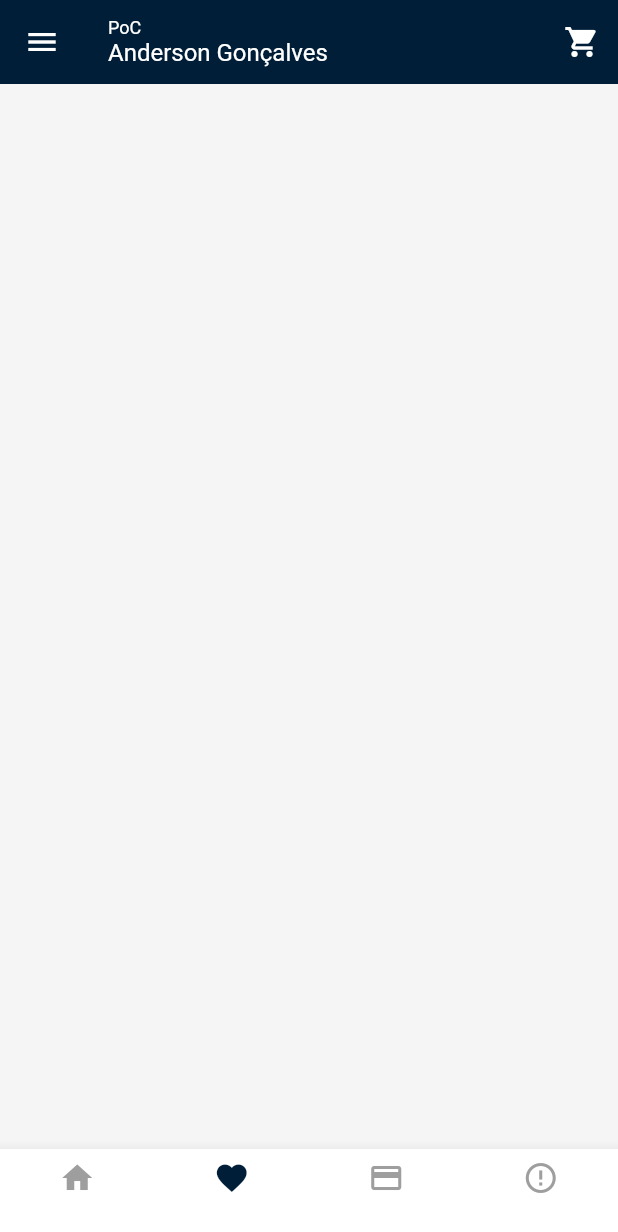
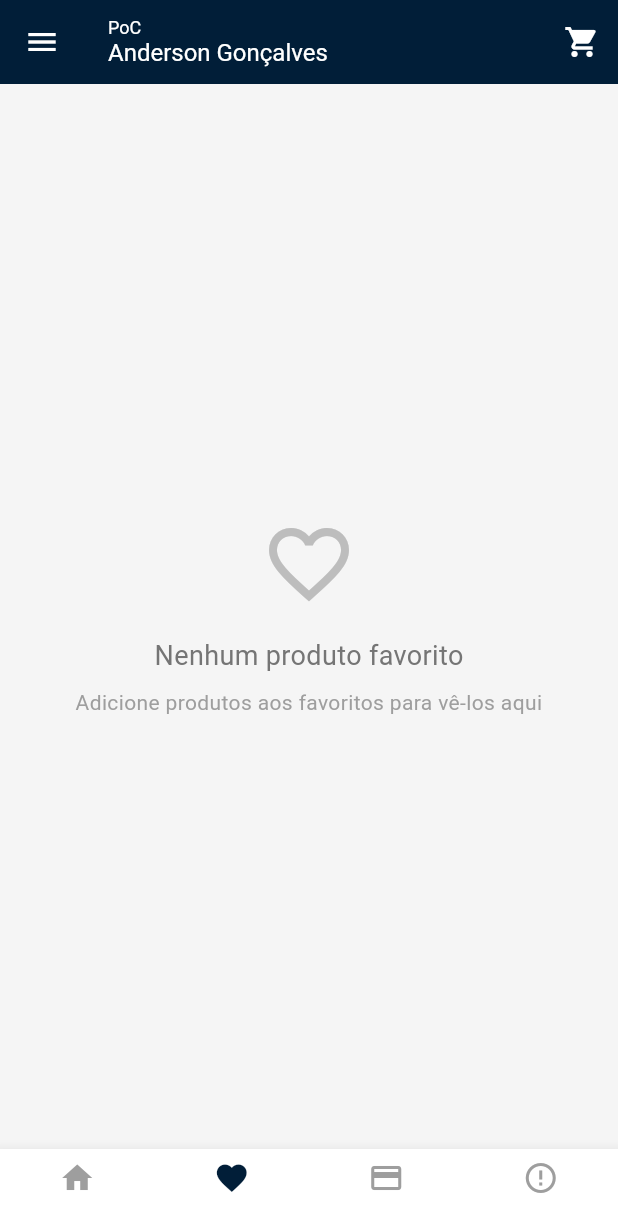
Before and after one commit to AndersonGoncalves/catalogo_produto_bloc_cubit_poc, a Flutter app: the screen it shows once a user with an empty profile is signed in, item 2 of the bottom bar chosen, on a phone screen of 412 x 824 dp. Shown: the top 1232 px of the screen. Run offline on Flutter 3.47's test engine with Material 3 defaults, Android fonts, the phone set to English and light mode, and no system bars; our stand-ins replace currency_text_input_formatter, firebase_auth, firebase_core, flutter_bloc, flutter_signin_button, google_fonts and 2 more; missing offline and left inert: validatorless; accounts and stored records are empty; network calls fail; Roboto replaces fonts that are missing (Mandali).

Commit message:
feat: Implementado funcionalidade de favoritos para produtos, incluindo toggle e exibição na página de favoritos

```diff
--- a/lib/app/core/models/produto.dart
+++ b/lib/app/core/models/produto.dart
@@ -12,6 +12,7 @@ class Produto {
   final String? codigoBarras;
   final int? quantidadeEmEstoque;
   final List<String>? fotos;
+  final bool isFavorito;
 
   Produto({
     required this.id,
@@ -24,6 +25,7 @@ class Produto {
     this.codigoBarras,
     this.quantidadeEmEstoque = 0,
     this.fotos = const [],
+    this.isFavorito = false,
   });
 
   Produto copyWith({
@@ -37,6 +39,7 @@ class Produto {
     ValueGetter<String?>? codigoBarras,
     int? quantidadeEmEstoque,
     ValueGetter<List<String>?>? fotos,
+    bool? isFavorito,
   }) {
     return Produto(
       id: id ?? this.id,
@@ -49,6 +52,7 @@ class Produto {
       codigoBarras: codigoBarras != null ? codigoBarras() : this.codigoBarras,
       quantidadeEmEstoque: quantidadeEmEstoque ?? this.quantidadeEmEstoque,
       fotos: fotos != null ? fotos() : this.fotos,
+      isFavorito: isFavorito ?? this.isFavorito,
     );
   }
 
@@ -66,6 +70,7 @@ class Produto {
       'fotos': fotos != null
           ? fotos!.map((item) => {'url': item}).toList()
           : '',
+      'isFavorito': isFavorito,
     };
   }
 
@@ -78,6 +83,7 @@ class Produto {
       nome: map['nome'].toString(),
       descricao: map['descricao']?.toString(),
       marca: map['marca']?.toString(),
+      isFavorito: map['isFavorito'] ?? false,
       precoDeVenda: load
           ? map['precoDeVenda']?.toDouble() ?? 0.0
           : double.tryParse(
@@ -138,7 +144,8 @@ class Produto {
         other.precoDeVenda == precoDeVenda &&
         other.codigoBarras == codigoBarras &&
         other.quantidadeEmEstoque == quantidadeEmEstoque &&
-        listEquals(other.fotos, fotos);
+        listEquals(other.fotos, fotos) &&
+        other.isFavorito == isFavorito;
   }
 
   @override
@@ -152,6 +159,7 @@ class Produto {
         precoDeVenda.hashCode ^
         codigoBarras.hashCode ^
         quantidadeEmEstoque.hashCode ^
-        fotos.hashCode;
+        fotos.hashCode ^
+        isFavorito.hashCode;
   }
 }
--- a/lib/app/modules/home/home_page.dart
+++ b/lib/app/modules/home/home_page.dart
@@ -9,6 +9,7 @@ import 'package:catalogo_produto_poc/app/modules/carrinho/page/carrinho_badgee.d
 import 'package:catalogo_produto_poc/app/modules/carrinho/cubit/carrinho_state.dart';
 import 'package:catalogo_produto_poc/app/modules/usuario/cubit/usuario_controller.dart';
 import 'package:catalogo_produto_poc/app/modules/carrinho/cubit/carrinho_controller.dart';
+import 'package:catalogo_produto_poc/app/modules/produto/page/produto_favoritos_page.dart';
 
 class HomePage extends StatefulWidget {
   const HomePage({super.key});
@@ -36,7 +37,7 @@ class _HomePageState extends State<HomePage> {
           produtoPageMode: ProdutoPageMode.grid,
         ),
       },
-      {'title': '', 'page': const SizedBox()},
+      {'title': '', 'page': const ProdutoFavoritosPage()},
       {'title': '', 'page': const SizedBox()},
       {'title': '', 'page': const WidgetAboutPage(comAppBar: false)},
     ];
--- a/lib/app/modules/produto/cubit/produto_controller.dart
+++ b/lib/app/modules/produto/cubit/produto_controller.dart
@@ -11,6 +11,22 @@ class ProdutoController extends Cubit<ProdutoState> {
       super(ProdutoState());
 
   List<Produto> get produtos => state.produtos;
+
+  List<Produto> get produtosFavoritos => _produtoService.produtosFavoritos;
+
+  Future<void> toggleFavorito(String produtoId, bool isFavorito) async {
+    try {
+      await _produtoService.toggleFavorito(produtoId, isFavorito);
+      emit(state.copyWith(produtos: _produtoService.produtos, success: true));
+    } catch (e) {
+      emit(
+        state.copyWith(
+          error: 'Erro ao atualizar favorito: ${e.toString()}',
+          success: false,
+        ),
+      );
+    }
+  }
 
   Future<void> load() async {
     emit(state.copyWith(error: null, success: false, isLoading: true));
--- a/lib/app/modules/produto/page/produto_detail_page.dart
+++ b/lib/app/modules/produto/page/produto_detail_page.dart
@@ -5,8 +5,10 @@ import 'package:catalogo_produto_poc/app/core/models/produto.dart';
 import 'package:catalogo_produto_poc/app/core/constants/rotas.dart';
 import 'package:catalogo_produto_poc/app/core/ui/format_currency.dart';
 import 'package:catalogo_produto_poc/app/core/ui/theme_extensions.dart';
+import 'package:catalogo_produto_poc/app/modules/produto/cubit/produto_state.dart';
 import 'package:catalogo_produto_poc/app/modules/carrinho/page/carrinho_badgee.dart';
 import 'package:catalogo_produto_poc/app/modules/carrinho/cubit/carrinho_state.dart';
+import 'package:catalogo_produto_poc/app/modules/produto/cubit/produto_controller.dart';
 import 'package:catalogo_produto_poc/app/modules/carrinho/cubit/carrinho_controller.dart';
 
 class ProdutoDetailPage extends StatefulWidget {
@@ -244,6 +246,30 @@ class _ProdutoDetailPageState extends State<ProdutoDetailPage> {
               ),
             ),
             actions: [
+              BlocBuilder<ProdutoController, ProdutoState>(
+                builder: (context, state) {
+                  final produto = state.produtos.firstWhere(
+                    (p) => p.id == widget.produto.id,
+                    orElse: () => widget.produto,
+                  );
+
+                  return IconButton(
+                    onPressed: () {
+                      context.read<ProdutoController>().toggleFavorito(
+                        produto.id,
+                        !produto.isFavorito,
+                      );
+                    },
+                    icon: Icon(
+                      produto.isFavorito
+                          ? Icons.favorite
+                          : Icons.favorite_border,
+                      color: produto.isFavorito ? context.tertiaryColor : null,
+                    ),
+                  );
+                },
+              ),
+
               BlocBuilder<CarrinhoController, CarrinhoState>(
                 builder: (context, state) {
                   if (state.error != null && state.error!.isNotEmpty) {
--- /dev/null
+++ b/lib/app/modules/produto/page/produto_favoritos_page.dart
@@ -0,0 +1,95 @@
+import 'package:flutter/material.dart';
+import 'package:flutter_bloc/flutter_bloc.dart';
+import 'package:catalogo_produto_poc/app/core/ui/theme_extensions.dart';
+import 'package:catalogo_produto_poc/app/core/widget/widget_loading_page.dart';
+import 'package:catalogo_produto_poc/app/modules/produto/page/produto_grid.dart';
+import 'package:catalogo_produto_poc/app/modules/produto/cubit/produto_state.dart';
+import 'package:catalogo_produto_poc/app/modules/produto/cubit/produto_controller.dart';
+
+class ProdutoFavoritosPage extends StatefulWidget {
+  const ProdutoFavoritosPage({super.key});
+
+  @override
+  State<ProdutoFavoritosPage> createState() => _ProdutoFavoritosPageState();
+}
+
+class _ProdutoFavoritosPageState extends State<ProdutoFavoritosPage> {
+  @override
+  void initState() {
+    super.initState();
+    WidgetsBinding.instance.addPostFrameCallback((_) {
+      context.read<ProdutoController>().load();
+    });
+  }
+
+  @override
+  Widget build(BuildContext context) {
+    return BlocBuilder<ProdutoController, ProdutoState>(
+      builder: (context, state) {
+        if (state.isLoading) {
+          return WidgetLoadingPage(
+            label: 'Carregando favoritos...',
+            labelColor: Theme.of(context).colorScheme.primary,
+            backgroundColor: Theme.of(context).canvasColor,
+          );
+        }
+
+        final produtosFavoritos = context
+            .read<ProdutoController>()
+            .produtosFavoritos;
+
+        return Column(
+          children: [
+            produtosFavoritos.isEmpty
+                ? const SizedBox.shrink()
+                : Container(
+                    width: double.infinity,
+                    padding: const EdgeInsets.all(16),
+                    child: Text(
+                      'Seus Produtos Favoritos estão aqui!',
+                      style: TextStyle(
+                        fontSize: 18,
+                        fontWeight: FontWeight.bold,
+                        color: context.primaryColor,
+                      ),
+                    ),
+                  ),
+            Expanded(
+              child: produtosFavoritos.isEmpty
+                  ? Center(
+                      child: Column(
+                        mainAxisAlignment: MainAxisAlignment.center,
+                        children: [
+                          Icon(
+                            Icons.favorite_border,
+                            size: 64,
+                            color: Colors.grey[400],
+                          ),
+                          const SizedBox(height: 16),
+                          Text(
+                            'Nenhum produto favorito',
+                            style: TextStyle(
+                              fontSize: 18,
+                              color: Colors.grey[600],
+                            ),
+                          ),
+                          const SizedBox(height: 8),
+                          Text(
+                            'Adicione produtos aos favoritos para vê-los aqui',
+                            style: TextStyle(
+                              fontSize: 14,
+                              color: Colors.grey[500],
+                            ),
+                            textAlign: TextAlign.center,
+                          ),
+                        ],
+                      ),
+                    )
+                  : ProdutoGrid(produtos: produtosFavoritos),
+            ),
+          ],
+        );
+      },
+    );
+  }
+}
--- a/lib/app/modules/produto/page/produto_grid_item.dart
+++ b/lib/app/modules/produto/page/produto_grid_item.dart
@@ -27,6 +27,9 @@ class _ProdutoGridItemState extends State<ProdutoGridItem> {
       borderRadius: BorderRadius.circular(5),
       child: GridTile(
         footer: GridTileBar(
+          leading: widget._produto.isFavorito
+              ? Icon(Icons.favorite, color: context.tertiaryColor, size: 20)
+              : null,
           backgroundColor: Colors.white,
           title: Text(
             widget._produto.nome,
--- a/lib/app/repositories/produto/produto_repository.dart
+++ b/lib/app/repositories/produto/produto_repository.dart
@@ -2,6 +2,8 @@ import 'package:catalogo_produto_poc/app/core/models/produto.dart';
 
 abstract interface class ProdutoRepository {
   List<Produto> get produtos;
+  List<Produto> get produtosFavoritos;
+  Future<void> toggleFavorito(String produtoId, bool isFavorito);
   void add(Produto model);
   Future<void> get();
   Future<void> post(Produto model);
--- a/lib/app/repositories/produto/produto_repository_impl.dart
+++ b/lib/app/repositories/produto/produto_repository_impl.dart
@@ -15,6 +15,37 @@ class ProdutoRepositoryImpl implements ProdutoRepository {
 
   @override
   List<Produto> get produtos => [..._produtos];
+
+  @override
+  List<Produto> get produtosFavoritos {
+    return _produtos.where((produto) => produto.isFavorito).toList();
+  }
+
+  @override
+  Future<void> toggleFavorito(String produtoId, bool isFavorito) async {
+    try {
+      final index = _produtos.indexWhere((produto) => produto.id == produtoId);
+      if (index != -1) {
+        _produtos[index] = _produtos[index].copyWith(isFavorito: isFavorito);
+
+        final response = await http.patch(
+          Uri.parse('${Url.firebase().produto}/$produtoId.json?auth=$_token'),
+          body: jsonEncode({'isFavorito': isFavorito}),
+          headers: {'Content-Type': 'application/json'},
+        );
+
+        if (response.statusCode >= 400) {
+          _produtos[index] = _produtos[index].copyWith(isFavorito: !isFavorito);
+          throw HttpException(
+            msg: 'Falha ao atualizar favorito',
+            statusCode: response.statusCode,
+          );
+        }
+      }
+    } catch (e) {
+      throw Exception('Erro ao atualizar favorito: $e');
+    }
+  }
 
   @override
   void add(Produto produto) {
--- a/lib/app/services/produto/produto_service.dart
+++ b/lib/app/services/produto/produto_service.dart
@@ -3,6 +3,8 @@ import 'package:catalogo_produto_poc/app/core/models/produto.dart';
 abstract interface class ProdutoService {
   List<Produto> get produtos;
   void add(Produto produto);
+  Future<void> toggleFavorito(String produtoId, bool isFavorito);
+  List<Produto> get produtosFavoritos;
   Future<void> get();
   Future<void> post(Produto model);
   Future<void> patch(Produto model);
--- a/lib/app/services/produto/produto_service_impl.dart
+++ b/lib/app/services/produto/produto_service_impl.dart
@@ -10,6 +10,13 @@ class ProdutoServiceImpl implements ProdutoService {
 
   @override
   List<Produto> get produtos => _produtoRepository.produtos;
+
+  @override
+  List<Produto> get produtosFavoritos => _produtoRepository.produtosFavoritos;
+
+  @override
+  Future<void> toggleFavorito(String produtoId, bool isFavorito) =>
+      _produtoRepository.toggleFavorito(produtoId, isFavorito);
 
   @override
   void add(Produto produto) => _produtoRepository.add(produto);
```
